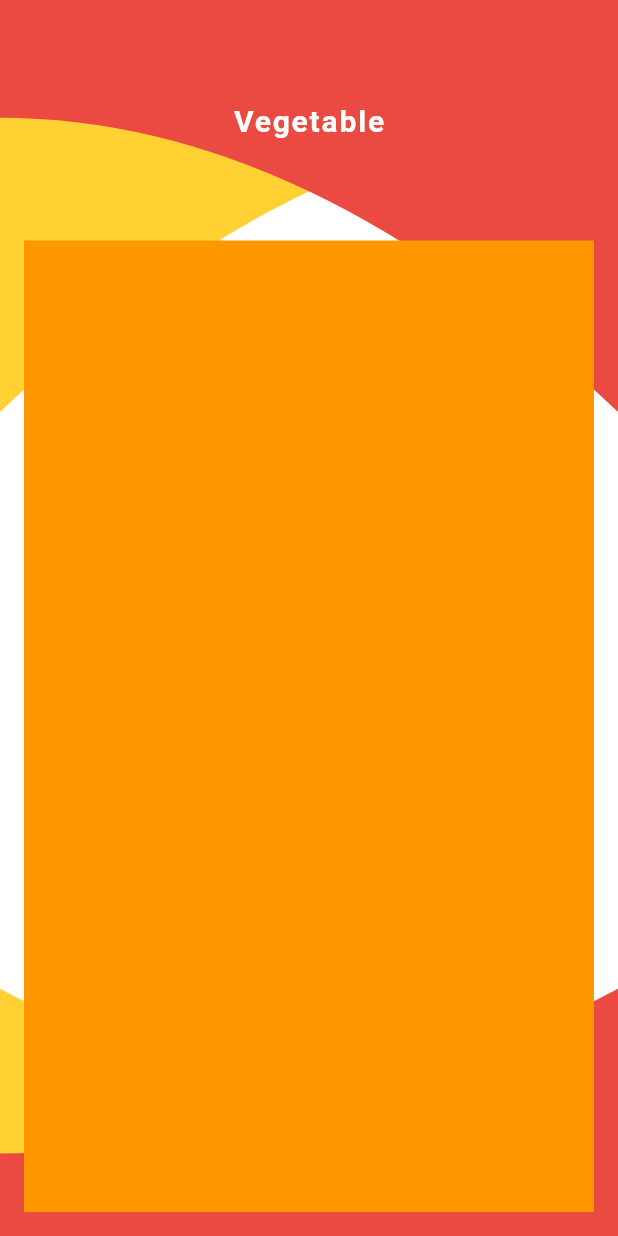
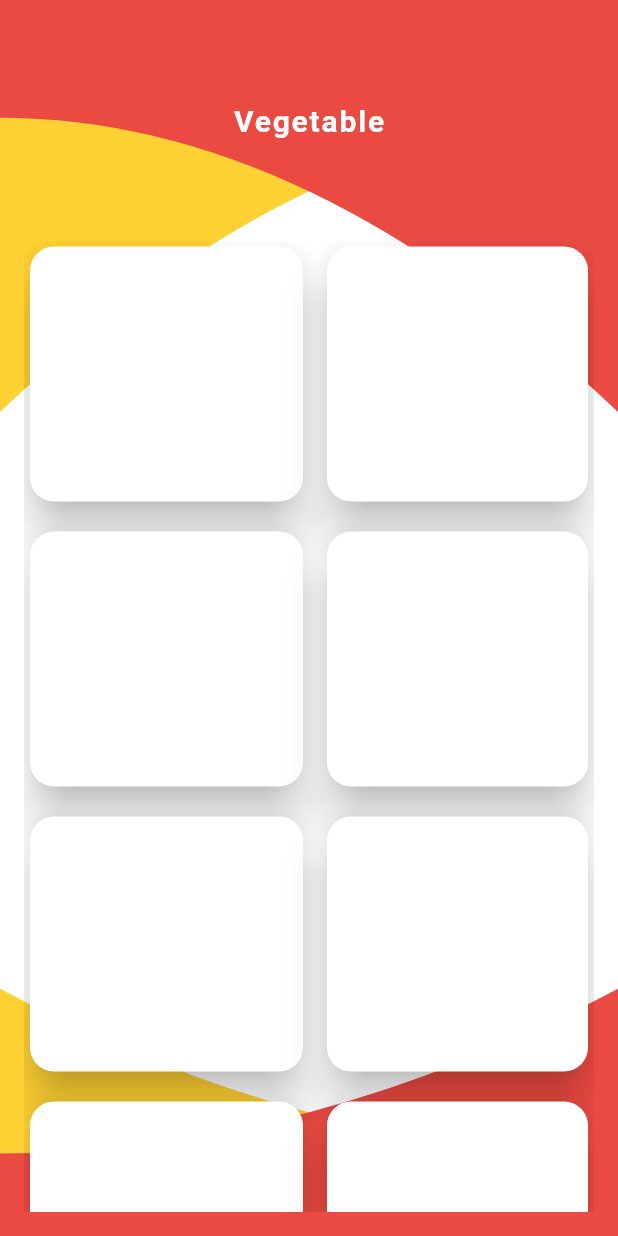
Before and after one commit to jeremy02/flutter_vegetable_app, a Flutter app: the HomeScreen screen opened directly, on a phone screen of 412 x 824 dp. Run offline on Flutter 3.47's test engine with Material 2 defaults, Android fonts, the phone set to English and light mode, and no system bars; Roboto replaces fonts that are missing (Softelegance).

Commit message:
added grid cards

```diff
--- a/lib/components/home_screen_content.dart
+++ b/lib/components/home_screen_content.dart
@@ -31,8 +31,37 @@ class HomeScreenContent extends StatelessWidget{
 										right: 16,
 										left: 16,
 									),
-									decoration: BoxDecoration(
-										color: Colors.orange
+									child: GridView.builder(
+										physics: AlwaysScrollableScrollPhysics(),
+										shrinkWrap: true,
+										gridDelegate: SliverGridDelegateWithFixedCrossAxisCount(
+											crossAxisCount: 2,
+											crossAxisSpacing: 0.0,
+											mainAxisSpacing: 0.0,
+										),
+										itemCount: 10,
+										itemBuilder: (context, index) {
+											return Padding(
+												padding: EdgeInsets.only(
+													top: 0.0,
+													bottom: 12.0,
+													left: index % 2 == 0 ? 0.0 : 8.0,
+												),
+												child: Card(
+													shape: RoundedRectangleBorder(
+														borderRadius: BorderRadius.all(Radius.circular(16.0)),
+													),
+													child: InkWell(
+														borderRadius: BorderRadius.all(Radius.circular(16)),
+														onTap: (){
+
+														},
+													),
+													elevation: 12.0,
+													color: Colors.white,
+												),
+											);
+										},
 									),
 								),
 							),
```
